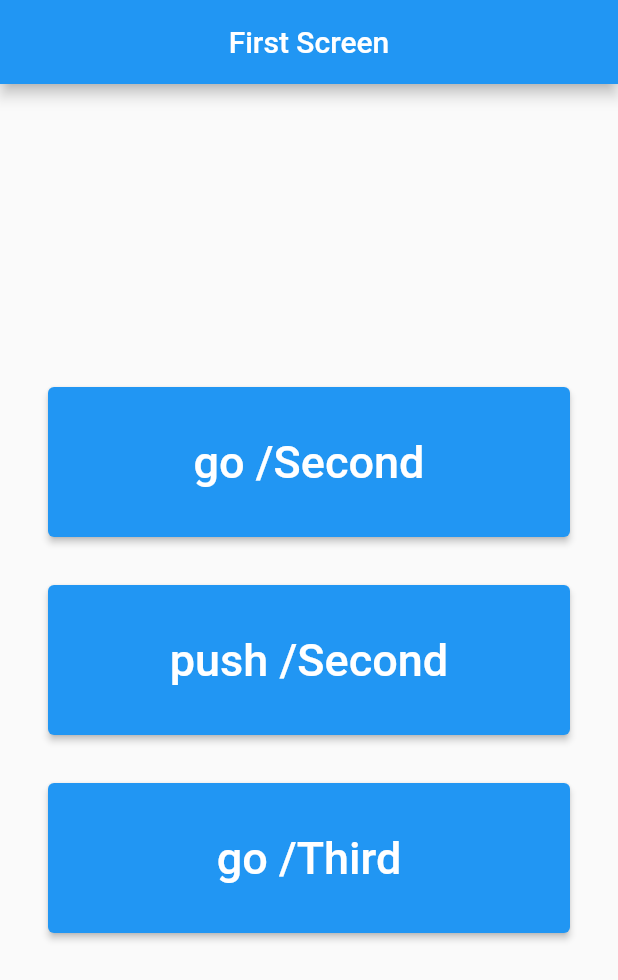
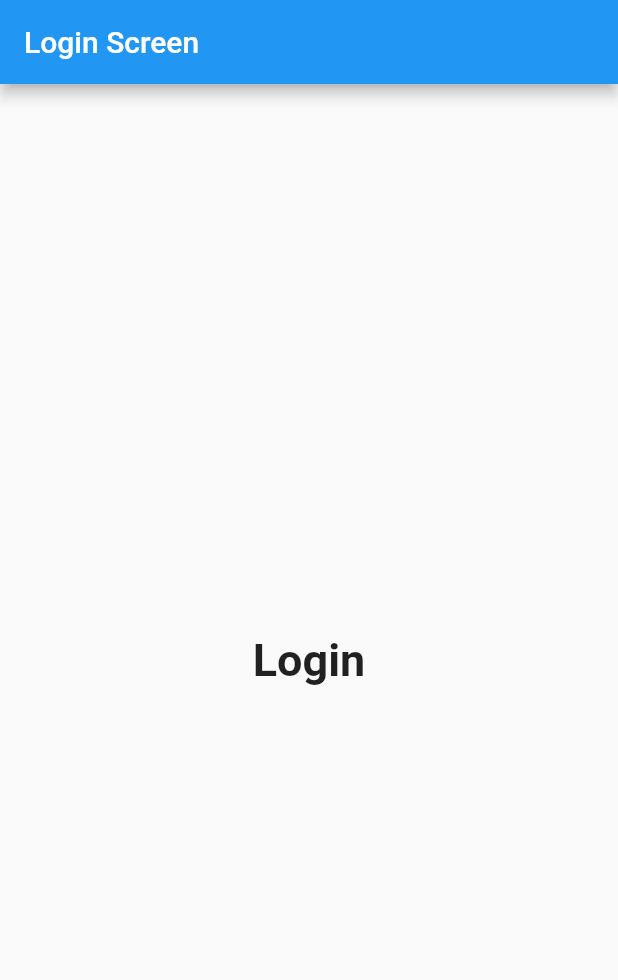
Before and after one commit to TaishiU/flutter-go-router-sample, a Flutter app: the screen it shows after launch, on a phone screen of 412 x 824 dp. Shown: the top 980 px of the screen. Run offline on Flutter 3.47's test engine with Material 2 defaults, Android fonts, the phone set to English and light mode, and no system bars; our stand-ins replace flutter_secure_storage, freezed_annotation, go_router, hooks_riverpod.

Commit message:
LoginScreen作成

```diff
--- a/lib/route.dart
+++ b/lib/route.dart
@@ -1,12 +1,18 @@
 import 'package:go_router/go_router.dart';
+import 'package:go_router_sample/screens/login_screen.dart';
 
 import 'screens/first_screen.dart';
 import 'screens/second_screen.dart';
 import 'screens/third_screen.dart';
 
 final router = GoRouter(
-  initialLocation: FirstScreen.path,
+  initialLocation: LoginScreen.path,
   routes: [
+    GoRoute(
+      path: LoginScreen.path,
+      name: LoginScreen.name,
+      builder: (context, state) => const LoginScreen(),
+    ),
     GoRoute(
       path: FirstScreen.path,
       name: FirstScreen.name,
--- /dev/null
+++ b/lib/screens/login_screen.dart
@@ -0,0 +1,26 @@
+import 'package:flutter/material.dart';
+
+class LoginScreen extends StatelessWidget {
+  const LoginScreen({Key? key}) : super(key: key);
+
+  static const path = '/login_screen';
+  static const name = '/login_screen';
+
+  @override
+  Widget build(BuildContext context) {
+    return Scaffold(
+      appBar: AppBar(
+        title: const Text('Login Screen'),
+      ),
+      body: const Center(
+        child: Text(
+          'Login',
+          style: TextStyle(
+            fontSize: 30,
+            fontWeight: FontWeight.bold,
+          ),
+        ),
+      ),
+    );
+  }
+}
```
